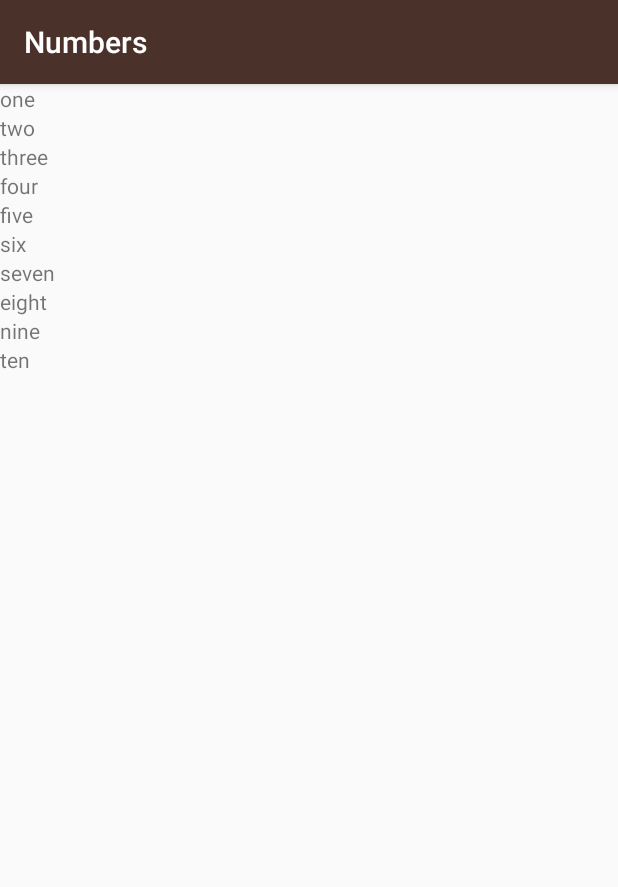
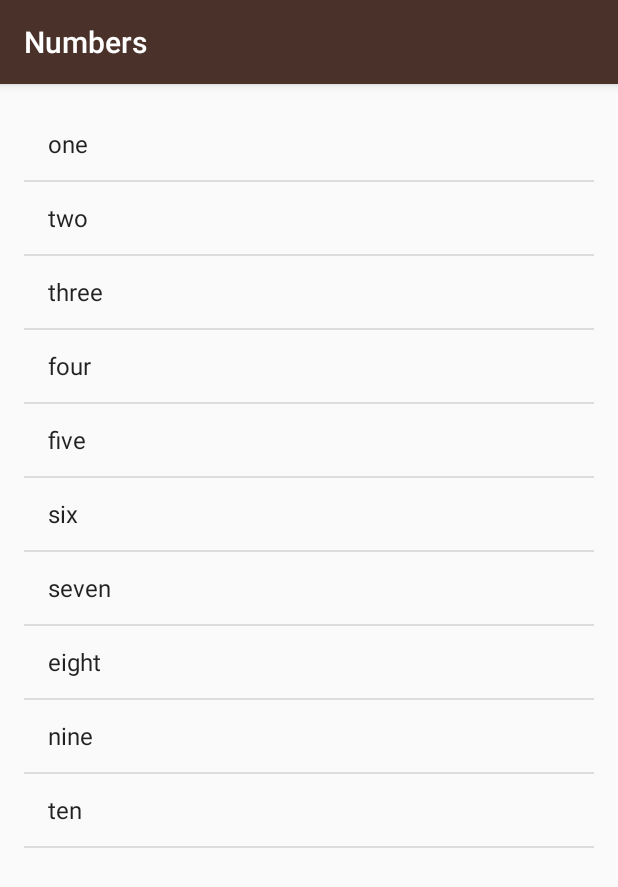
Before and after one commit to ahtaufiiq/Portfolio-Android, an Android app: the NumbersActivity screen opened directly, with no data from a screen before it, on a phone screen of 412 x 824 dp. Shown: the top 887 px of the screen. Run offline under Robolectric (Android 15) with nearby library versions, the light colour scheme and no system bars.

Commit message:
Adding ListView and ArrayAdapter

```diff
--- a/Udacity Course/2. Basics Multiscreen/MiwokApp/app/src/main/java/ataufiq/com/miwokapp/NumbersActivity.java
+++ b/Udacity Course/2. Basics Multiscreen/MiwokApp/app/src/main/java/ataufiq/com/miwokapp/NumbersActivity.java
@@ -1,8 +1,11 @@
 package ataufiq.com.miwokapp;
 
+import android.annotation.SuppressLint;
 import android.support.v7.app.AppCompatActivity;
 import android.os.Bundle;
+import android.widget.ArrayAdapter;
 import android.widget.LinearLayout;
+import android.widget.ListView;
 import android.widget.TextView;
 
 import java.util.ArrayList;
@@ -27,13 +30,13 @@ public class NumbersActivity extends AppCompatActivity {
         words.add("nine");
         words.add("ten");
 
-        LinearLayout rootView = findViewById(R.id.rootView);
 
-        for (int index=0; index < words.size(); index++){
-            TextView wordview = new TextView(this);
-            wordview.setText(words.get(index));
-            rootView.addView(wordview);
-        }
+        ArrayAdapter<String> itemsAdapter=
+                new ArrayAdapter<String>(this,android.R.layout.simple_list_item_1,words);
+
+        ListView listView = findViewById(R.id.list);
+
+        listView.setAdapter(itemsAdapter);
 
     }
 }
--- a/Udacity Course/2. Basics Multiscreen/MiwokApp/app/src/main/res/layout/activity_numbers.xml
+++ b/Udacity Course/2. Basics Multiscreen/MiwokApp/app/src/main/res/layout/activity_numbers.xml
@@ -8,4 +8,12 @@
     android:id="@+id/rootView"
     tools:context="ataufiq.com.miwokapp.NumbersActivity">
 
+    <ListView
+        android:id="@+id/list"
+        android:layout_width="match_parent"
+        android:layout_height="match_parent"
+        android:layout_margin="16dp">
+
+    </ListView>
+
 </LinearLayout>
```
